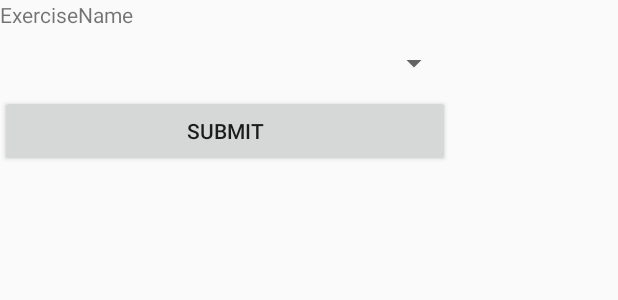
After one commit to LauraDouglas24/HoopHacksApp, an Android app: the layout activity_view_results.xml on its own in the app's theme, with its tools: preview values and no code run, on a phone screen of 412 x 824 dp. The commit adds this screen. Shown: the top 300 px of the screen. Run offline under Robolectric (Android 15) with nearby library versions, the light colour scheme and no system bars.

Commit message:
Adding view exercises

```diff
--- a/app/src/main/AndroidManifest.xml
+++ b/app/src/main/AndroidManifest.xml
@@ -70,6 +70,10 @@
                 <category android:name="android.intent.category.LAUNCHER" />
             </intent-filter>
         </activity>
+        <activity
+            android:name=".ViewResults"
+            android:label="@string/title_activity_view_results"
+            android:theme="@style/AppTheme.NoActionBar"></activity>
     </application>
 
 </manifest>
--- a/app/src/main/java/com/hoophacks/hoophacks3/SkillAreas.java
+++ b/app/src/main/java/com/hoophacks/hoophacks3/SkillAreas.java
@@ -57,6 +57,10 @@ public class SkillAreas extends AppCompatActivity implements View.OnClickListene
                 Intent skillIntent = new Intent(SkillAreas.this, UserProfile.class);
                 SkillAreas.this.startActivity(skillIntent);
                 break;
+            case R.id.action_view_results:
+                Intent resultsIntent = new Intent(SkillAreas.this, ViewResults.class);
+                SkillAreas.this.startActivity(resultsIntent);
+                break;
             case R.id.action_settings:
                 Intent settingIntent = new Intent(SkillAreas.this, Settings.class);
                 SkillAreas.this.startActivity(settingIntent);
--- /dev/null
+++ b/app/src/main/res/layout/activity_view_results.xml
@@ -0,0 +1,18 @@
+<?xml version="1.0" encoding="utf-8"?>
+<android.support.design.widget.CoordinatorLayout xmlns:android="http://schemas.android.com/apk/res/android"
+    xmlns:app="http://schemas.android.com/apk/res-auto"
+    xmlns:tools="http://schemas.android.com/tools"
+    android:layout_width="match_parent"
+    android:layout_height="match_parent"
+    tools:context=".ViewResults">
+
+    <android.support.design.widget.AppBarLayout
+        android:layout_width="match_parent"
+        android:layout_height="wrap_content"
+        android:theme="@style/AppTheme.AppBarOverlay">
+
+    </android.support.design.widget.AppBarLayout>
+
+    <include layout="@layout/content_view_results" />
+
+</android.support.design.widget.CoordinatorLayout>
--- a/app/src/main/res/layout/content_exercise.xml
+++ b/app/src/main/res/layout/content_exercise.xml
@@ -20,8 +20,7 @@
             android:textSize="24sp"
             android:gravity="center_horizontal|center_vertical"
             android:layout_width="match_parent"
-            android:layout_height="50dp"
-            />
+            android:layout_height="50dp" />
 
             <android.support.v7.widget.RecyclerView
                 android:id="@+id/rvExercises"
--- /dev/null
+++ b/app/src/main/res/layout/content_view_results.xml
@@ -0,0 +1,47 @@
+<?xml version="1.0" encoding="utf-8"?>
+<android.support.constraint.ConstraintLayout xmlns:android="http://schemas.android.com/apk/res/android"
+    xmlns:app="http://schemas.android.com/apk/res-auto"
+    xmlns:tools="http://schemas.android.com/tools"
+    android:layout_width="match_parent"
+    android:layout_height="match_parent"
+    app:layout_behavior="@string/appbar_scrolling_view_behavior"
+    tools:context=".ViewResults"
+    tools:showIn="@layout/activity_view_results">
+
+    <RelativeLayout
+        android:layout_width="match_parent"
+        android:layout_height="match_parent">
+
+        <TextView
+            android:id="@+id/tvTitle"
+            android:layout_width="match_parent"
+            android:layout_height="30dp"
+            android:text="ExerciseName"/>
+
+        <Spinner
+            android:id="@+id/resultSpinnner"
+            android:layout_width="300dp"
+            android:layout_height="wrap_content"
+            android:layout_below="@+id/tvTitle"
+            android:layout_marginBottom="9dp"
+            android:textSize="12sp"
+            android:textStyle="italic"
+            android:spinnerMode="dropdown"
+            />
+
+        <Button
+            android:id="@+id/bResult"
+            android:layout_width="300dp"
+            android:layout_height="wrap_content"
+            android:layout_below="@+id/resultSpinnner"
+            android:text="Submit"
+            />
+
+        <android.support.v7.widget.RecyclerView
+            android:id="@+id/rvResults"
+            android:layout_below="@+id/bResult"
+            android:layout_width="match_parent"
+            android:layout_height="match_parent"
+            android:paddingTop="5dp"/>
+    </RelativeLayout>
+</android.support.constraint.ConstraintLayout>
--- a/app/src/main/res/menu/menu_skill_areas.xml
+++ b/app/src/main/res/menu/menu_skill_areas.xml
@@ -6,6 +6,11 @@
         android:id="@+id/action_user_profile"
         android:orderInCategory="100"
         android:title="@string/action_user_profile"
+        app:showAsAction="never" />
+    <item
+        android:id="@+id/action_view_results"
+        android:orderInCategory="100"
+        android:title="Results"
         app:showAsAction="never" />
     <item
         android:id="@+id/action_settings"
--- a/app/src/main/res/values/strings.xml
+++ b/app/src/main/res/values/strings.xml
@@ -15,4 +15,5 @@
     <string name="title_activity_exercise">Exercise</string>
     <string name="title_activity_exercise_view">ExerciseView</string>
     <string name="title_activity_enter_results">EnterResults</string>
+    <string name="title_activity_view_results">ViewResults</string>
 </resources>
```
Also changed, not shown: app/src/main/java/com/hoophacks/hoophacks3/ViewResults.java (added, +263 -0 lines), app/src/main/res/layout/result_layout.xml (added, +47 -0 lines).
